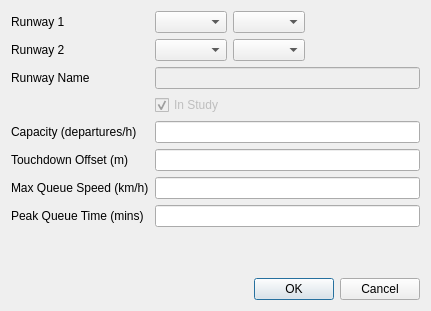
Before: the Qt Designer form open_alaqs/ui/ui_runways.ui in eurocontrol-asu/open_alaqs, drawn with Qt 5.
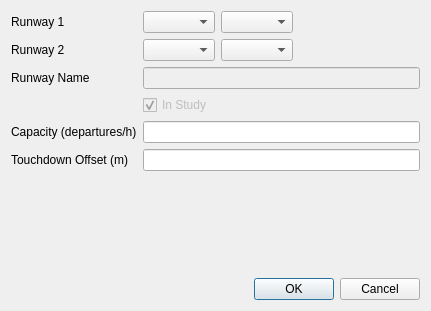
After: the same form once the commit is applied.

What changed in the file:
```diff
--- a/open_alaqs/ui/ui_runways.ui
+++ b/open_alaqs/ui/ui_runways.ui
@@ -132,34 +132,6 @@
      </property>
     </widget>
    </item>
-   <item row="6" column="0">
-    <widget class="QLabel" name="label_3">
-     <property name="text">
-      <string>Max Queue Speed (km/h)</string>
-     </property>
-    </widget>
-   </item>
-   <item row="6" column="1">
-    <widget class="QLineEdit" name="max_queue_speed">
-     <property name="toolTip">
-      <string>Enter the speed that the aircraft travels when queuing</string>
-     </property>
-    </widget>
-   </item>
-   <item row="7" column="0">
-    <widget class="QLabel" name="label_4">
-     <property name="text">
-      <string>Peak Queue Time (mins)</string>
-     </property>
-    </widget>
-   </item>
-   <item row="7" column="1">
-    <widget class="QLineEdit" name="peak_queue_time">
-     <property name="toolTip">
-      <string>Enter the time spent queuing to use this runway</string>
-     </property>
-    </widget>
-   </item>
    <item row="9" column="1">
     <widget class="QDialogButtonBox" name="buttonBox">
      <property name="orientation">
```
Left out of the diff: 2 changed lines with no effect on the pictures.
